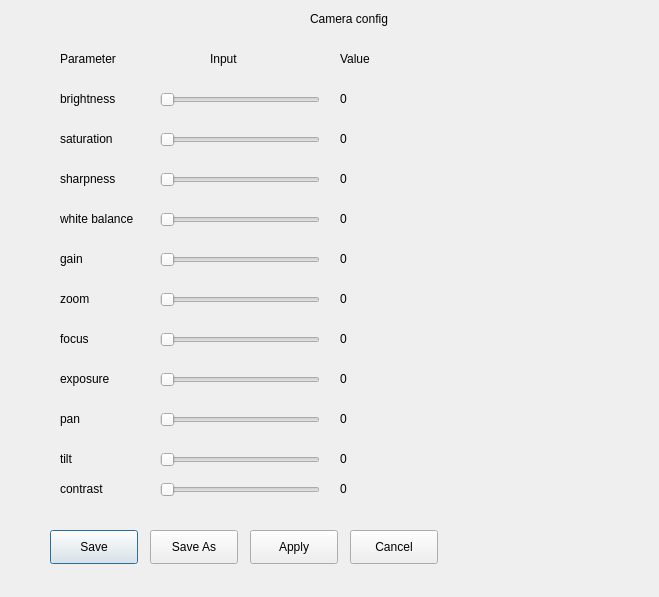
This is config.ui in PengPengPoka/Project-INSTEAD as Qt 5 draws it before an edit. The edited form follows.
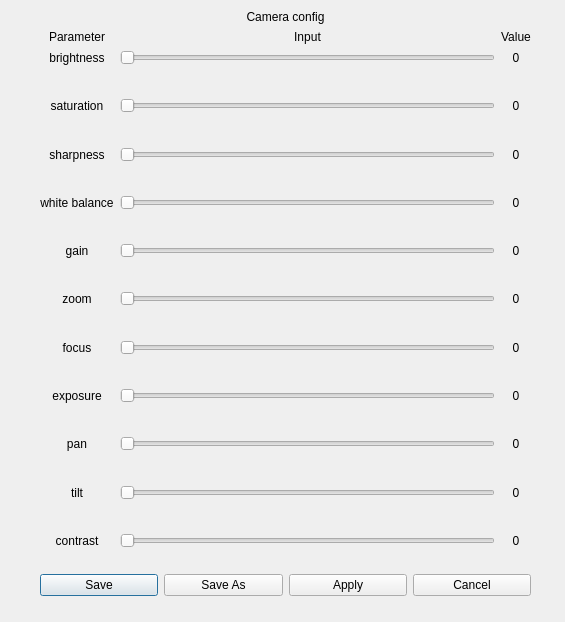
This is the edited form.

Diff of the .ui file:
```diff
--- a/config.ui
+++ b/config.ui
@@ -6,545 +6,540 @@
    <rect>
     <x>0</x>
     <y>0</y>
-    <width>659</width>
-    <height>597</height>
+    <width>565</width>
+    <height>622</height>
    </rect>
   </property>
   <property name="windowTitle">
    <string>Dialog</string>
   </property>
-  <widget class="QLabel" name="label">
+  <widget class="QWidget" name="">
    <property name="geometry">
     <rect>
-     <x>310</x>
+     <x>40</x>
      <y>10</y>
-     <width>221</width>
-     <height>18</height>
+     <width>491</width>
+     <height>586</height>
     </rect>
    </property>
+   <layout class="QVBoxLayout" name="verticalLayout">
+    <item>
+     <widget class="QLabel" name="label">
    <property name="text">
     <string>Camera config</string>
    </property>
-  </widget>
-  <widget class="QLabel" name="label_3">
-   <property name="geometry">
-    <rect>
-     <x>60</x>
-     <y>90</y>
-     <width>111</width>
-     <height>18</height>
-    </rect>
-   </property>
-   <property name="text">
-    <string>brightness</string>
-   </property>
-  </widget>
-  <widget class="QLabel" name="label_5">
-   <property name="geometry">
-    <rect>
-     <x>60</x>
-     <y>50</y>
-     <width>81</width>
-     <height>18</height>
-    </rect>
-   </property>
-   <property name="text">
-    <string>Parameter</string>
-   </property>
-  </widget>
-  <widget class="QLabel" name="label_7">
-   <property name="geometry">
-    <rect>
-     <x>60</x>
-     <y>130</y>
-     <width>111</width>
-     <height>18</height>
-    </rect>
-   </property>
-   <property name="text">
-    <string>saturation</string>
-   </property>
-  </widget>
+      <property name="alignment">
+       <set>Qt::AlignCenter</set>
+      </property>
+     </widget>
+    </item>
+    <item>
+     <layout class="QGridLayout" name="gridLayout_2">
+      <item row="0" column="1">
   <widget class="QLabel" name="label_8">
-   <property name="geometry">
-    <rect>
-     <x>210</x>
-     <y>50</y>
-     <width>81</width>
-     <height>18</height>
-    </rect>
-   </property>
    <property name="text">
     <string>Input</string>
    </property>
-  </widget>
-  <widget class="QLabel" name="label_9">
-   <property name="geometry">
-    <rect>
-     <x>340</x>
-     <y>50</y>
-     <width>81</width>
-     <height>18</height>
-    </rect>
-   </property>
-   <property name="text">
-    <string>Value</string>
-   </property>
-  </widget>
-  <widget class="QLabel" name="label_brightness">
-   <property name="geometry">
-    <rect>
-     <x>340</x>
-     <y>90</y>
-     <width>171</width>
-     <height>18</height>
-    </rect>
-   </property>
-   <property name="text">
-    <string>0</string>
-   </property>
-  </widget>
-  <widget class="QLabel" name="label_saturation">
-   <property name="geometry">
-    <rect>
-     <x>340</x>
-     <y>130</y>
-     <width>171</width>
-     <height>18</height>
-    </rect>
-   </property>
-   <property name="text">
-    <string>0</string>
-   </property>
-  </widget>
-  <widget class="QLabel" name="label_12">
-   <property name="geometry">
-    <rect>
-     <x>60</x>
-     <y>250</y>
-     <width>111</width>
-     <height>18</height>
-    </rect>
-   </property>
-   <property name="text">
-    <string>gain</string>
-   </property>
-  </widget>
+        <property name="alignment">
+         <set>Qt::AlignCenter</set>
+        </property>
+       </widget>
+      </item>
+      <item row="15" column="1">
+       <widget class="QSlider" name="slider_exposure">
+        <property name="orientation">
+         <enum>Qt::Horizontal</enum>
+        </property>
+       </widget>
+      </item>
+      <item row="1" column="1">
   <widget class="QSlider" name="slider_brightness">
-   <property name="geometry">
-    <rect>
-     <x>160</x>
-     <y>90</y>
-     <width>160</width>
-     <height>20</height>
-    </rect>
-   </property>
    <property name="orientation">
     <enum>Qt::Horizontal</enum>
    </property>
   </widget>
-  <widget class="QSlider" name="slider_saturation">
-   <property name="geometry">
-    <rect>
-     <x>160</x>
-     <y>130</y>
-     <width>160</width>
-     <height>20</height>
-    </rect>
-   </property>
-   <property name="orientation">
-    <enum>Qt::Horizontal</enum>
-   </property>
-  </widget>
-  <widget class="QLabel" name="label_sharpness">
-   <property name="geometry">
-    <rect>
-     <x>340</x>
-     <y>170</y>
-     <width>171</width>
-     <height>18</height>
-    </rect>
-   </property>
+      </item>
+      <item row="9" column="2">
+       <widget class="QLabel" name="label_gain">
    <property name="text">
     <string>0</string>
    </property>
-  </widget>
-  <widget class="QLabel" name="label_17">
-   <property name="geometry">
-    <rect>
-     <x>60</x>
-     <y>170</y>
-     <width>111</width>
-     <height>18</height>
-    </rect>
-   </property>
-   <property name="text">
-    <string>sharpness</string>
-   </property>
-  </widget>
-  <widget class="QSlider" name="slider_sharpness">
-   <property name="geometry">
-    <rect>
-     <x>160</x>
-     <y>170</y>
-     <width>160</width>
-     <height>20</height>
-    </rect>
-   </property>
-   <property name="orientation">
-    <enum>Qt::Horizontal</enum>
-   </property>
-  </widget>
+        <property name="alignment">
+         <set>Qt::AlignCenter</set>
+        </property>
+       </widget>
+      </item>
+      <item row="7" column="2">
   <widget class="QLabel" name="label_whitebalance">
-   <property name="geometry">
-    <rect>
-     <x>340</x>
-     <y>210</y>
-     <width>181</width>
-     <height>18</height>
-    </rect>
-   </property>
    <property name="text">
     <string>0</string>
    </property>
-  </widget>
-  <widget class="QLabel" name="label_20">
-   <property name="geometry">
-    <rect>
-     <x>60</x>
-     <y>210</y>
-     <width>111</width>
-     <height>18</height>
-    </rect>
-   </property>
-   <property name="text">
-    <string>white balance</string>
-   </property>
-  </widget>
-  <widget class="QSlider" name="slider_whitebalance">
-   <property name="geometry">
-    <rect>
-     <x>160</x>
-     <y>210</y>
-     <width>160</width>
-     <height>20</height>
-    </rect>
-   </property>
+        <property name="alignment">
+         <set>Qt::AlignCenter</set>
+        </property>
+       </widget>
+      </item>
+      <item row="21" column="1">
+       <widget class="QSlider" name="slider_contrast">
    <property name="orientation">
     <enum>Qt::Horizontal</enum>
    </property>
   </widget>
-  <widget class="QPushButton" name="saveButton">
-   <property name="geometry">
-    <rect>
-     <x>50</x>
-     <y>530</y>
-     <width>88</width>
-     <height>34</height>
-    </rect>
-   </property>
-   <property name="text">
-    <string>Save</string>
-   </property>
-  </widget>
-  <widget class="QPushButton" name="applyButton">
-   <property name="geometry">
-    <rect>
-     <x>250</x>
-     <y>530</y>
-     <width>88</width>
-     <height>34</height>
-    </rect>
-   </property>
-   <property name="text">
-    <string>Apply</string>
-   </property>
-  </widget>
-  <widget class="QPushButton" name="cancelButton">
-   <property name="geometry">
-    <rect>
-     <x>350</x>
-     <y>530</y>
-     <width>88</width>
-     <height>34</height>
-    </rect>
-   </property>
-   <property name="text">
-    <string>Cancel</string>
-   </property>
-  </widget>
+      </item>
+      <item row="19" column="0">
   <widget class="QLabel" name="label_13">
-   <property name="geometry">
-    <rect>
-     <x>60</x>
-     <y>450</y>
-     <width>111</width>
-     <height>18</height>
-    </rect>
-   </property>
    <property name="text">
     <string>tilt</string>
    </property>
-  </widget>
-  <widget class="QLabel" name="label_16">
-   <property name="geometry">
-    <rect>
-     <x>60</x>
-     <y>330</y>
-     <width>111</width>
-     <height>18</height>
-    </rect>
-   </property>
-   <property name="text">
-    <string>focus</string>
-   </property>
-  </widget>
+        <property name="alignment">
+         <set>Qt::AlignCenter</set>
+        </property>
+       </widget>
+      </item>
+      <item row="3" column="1">
+       <widget class="QSlider" name="slider_saturation">
+        <property name="orientation">
+         <enum>Qt::Horizontal</enum>
+        </property>
+       </widget>
+      </item>
+      <item row="17" column="0">
   <widget class="QLabel" name="label_21">
-   <property name="geometry">
-    <rect>
-     <x>60</x>
-     <y>410</y>
-     <width>111</width>
-     <height>18</height>
-    </rect>
-   </property>
    <property name="text">
     <string>pan</string>
    </property>
-  </widget>
-  <widget class="QLabel" name="label_19">
-   <property name="geometry">
-    <rect>
-     <x>60</x>
-     <y>370</y>
-     <width>111</width>
-     <height>18</height>
-    </rect>
-   </property>
+        <property name="alignment">
+         <set>Qt::AlignCenter</set>
+        </property>
+       </widget>
+      </item>
+      <item row="12" column="0">
+       <spacer name="verticalSpacer_5">
+        <property name="orientation">
+         <enum>Qt::Vertical</enum>
+        </property>
+        <property name="sizeHint" stdset="0">
+         <size>
+          <width>64</width>
+          <height>13</height>
+         </size>
+        </property>
+       </spacer>
+      </item>
+      <item row="0" column="0">
+       <widget class="QLabel" name="label_5">
    <property name="text">
-    <string>exposure</string>
-   </property>
-  </widget>
+         <string>Parameter</string>
+        </property>
+        <property name="alignment">
+         <set>Qt::AlignCenter</set>
+        </property>
+       </widget>
+      </item>
+      <item row="11" column="0">
   <widget class="QLabel" name="label_4">
-   <property name="geometry">
-    <rect>
-     <x>60</x>
-     <y>290</y>
-     <width>111</width>
-     <height>18</height>
-    </rect>
-   </property>
    <property name="text">
     <string>zoom</string>
    </property>
-  </widget>
-  <widget class="QSlider" name="slider_exposure">
-   <property name="geometry">
-    <rect>
-     <x>160</x>
-     <y>370</y>
-     <width>160</width>
-     <height>20</height>
-    </rect>
-   </property>
+        <property name="alignment">
+         <set>Qt::AlignCenter</set>
+        </property>
+       </widget>
+      </item>
+      <item row="14" column="0">
+       <spacer name="verticalSpacer_4">
+        <property name="orientation">
+         <enum>Qt::Vertical</enum>
+        </property>
+        <property name="sizeHint" stdset="0">
+         <size>
+          <width>64</width>
+          <height>13</height>
+         </size>
+        </property>
+       </spacer>
+      </item>
+      <item row="5" column="1">
+       <widget class="QSlider" name="slider_sharpness">
    <property name="orientation">
     <enum>Qt::Horizontal</enum>
    </property>
   </widget>
-  <widget class="QSlider" name="slider_gain">
-   <property name="geometry">
-    <rect>
-     <x>160</x>
-     <y>250</y>
-     <width>160</width>
-     <height>20</height>
-    </rect>
-   </property>
+      </item>
+      <item row="3" column="2">
+       <widget class="QLabel" name="label_saturation">
+        <property name="text">
+         <string>0</string>
+        </property>
+        <property name="alignment">
+         <set>Qt::AlignCenter</set>
+        </property>
+       </widget>
+      </item>
+      <item row="4" column="0">
+       <spacer name="verticalSpacer_9">
    <property name="orientation">
+         <enum>Qt::Vertical</enum>
+        </property>
+        <property name="sizeHint" stdset="0">
+         <size>
+          <width>64</width>
+          <height>13</height>
+         </size>
+        </property>
+       </spacer>
+      </item>
+      <item row="17" column="1">
+       <widget class="QSlider" name="slider_pan">
+        <property name="orientation">
     <enum>Qt::Horizontal</enum>
    </property>
   </widget>
+      </item>
+      <item row="16" column="0">
+       <spacer name="verticalSpacer_3">
+        <property name="orientation">
+         <enum>Qt::Vertical</enum>
+        </property>
+        <property name="sizeHint" stdset="0">
+         <size>
+          <width>64</width>
+          <height>13</height>
+         </size>
+        </property>
+       </spacer>
+      </item>
+      <item row="7" column="0">
+       <widget class="QLabel" name="label_20">
+        <property name="text">
+         <string>white balance</string>
+        </property>
+        <property name="alignment">
+         <set>Qt::AlignCenter</set>
+        </property>
+       </widget>
+      </item>
+      <item row="5" column="0">
+       <widget class="QLabel" name="label_17">
+        <property name="text">
+         <string>sharpness</string>
+        </property>
+        <property name="alignment">
+         <set>Qt::AlignCenter</set>
+        </property>
+       </widget>
+      </item>
+      <item row="2" column="0">
+       <spacer name="verticalSpacer_10">
+        <property name="orientation">
+         <enum>Qt::Vertical</enum>
+        </property>
+        <property name="sizeHint" stdset="0">
+         <size>
+          <width>64</width>
+          <height>13</height>
+         </size>
+        </property>
+       </spacer>
+      </item>
+      <item row="15" column="0">
+       <widget class="QLabel" name="label_19">
+        <property name="text">
+         <string>exposure</string>
+        </property>
+        <property name="alignment">
+         <set>Qt::AlignCenter</set>
+        </property>
+       </widget>
+      </item>
+      <item row="19" column="2">
+       <widget class="QLabel" name="label_tilt">
+        <property name="text">
+         <string>0</string>
+        </property>
+        <property name="alignment">
+         <set>Qt::AlignCenter</set>
+        </property>
+       </widget>
+      </item>
+      <item row="6" column="0">
+       <spacer name="verticalSpacer_8">
+        <property name="orientation">
+         <enum>Qt::Vertical</enum>
+        </property>
+        <property name="sizeHint" stdset="0">
+         <size>
+          <width>64</width>
+          <height>13</height>
+         </size>
+        </property>
+       </spacer>
+      </item>
+      <item row="13" column="1">
   <widget class="QSlider" name="slider_focus">
-   <property name="geometry">
-    <rect>
-     <x>160</x>
-     <y>330</y>
-     <width>160</width>
-     <height>20</height>
-    </rect>
-   </property>
+        <property name="orientation">
+         <enum>Qt::Horizontal</enum>
+        </property>
+       </widget>
+      </item>
+      <item row="7" column="1">
+       <widget class="QSlider" name="slider_whitebalance">
    <property name="orientation">
     <enum>Qt::Horizontal</enum>
    </property>
   </widget>
+      </item>
+      <item row="11" column="1">
   <widget class="QSlider" name="slider_zoom">
-   <property name="geometry">
-    <rect>
-     <x>160</x>
-     <y>290</y>
-     <width>160</width>
-     <height>20</height>
-    </rect>
-   </property>
    <property name="orientation">
     <enum>Qt::Horizontal</enum>
    </property>
   </widget>
-  <widget class="QSlider" name="slider_pan">
-   <property name="geometry">
-    <rect>
-     <x>160</x>
-     <y>410</y>
-     <width>160</width>
-     <height>20</height>
-    </rect>
-   </property>
+      </item>
+      <item row="8" column="0">
+       <spacer name="verticalSpacer_7">
    <property name="orientation">
-    <enum>Qt::Horizontal</enum>
-   </property>
-  </widget>
-  <widget class="QSlider" name="slider_tilt">
-   <property name="geometry">
-    <rect>
-     <x>160</x>
-     <y>450</y>
-     <width>160</width>
-     <height>20</height>
-    </rect>
-   </property>
-   <property name="orientation">
-    <enum>Qt::Horizontal</enum>
-   </property>
-  </widget>
-  <widget class="QLabel" name="label_exposure">
-   <property name="geometry">
-    <rect>
-     <x>340</x>
-     <y>370</y>
-     <width>181</width>
-     <height>18</height>
-    </rect>
-   </property>
+         <enum>Qt::Vertical</enum>
+        </property>
+        <property name="sizeHint" stdset="0">
+         <size>
+          <width>64</width>
+          <height>13</height>
+         </size>
+        </property>
+       </spacer>
+      </item>
+      <item row="21" column="0">
+       <widget class="QLabel" name="label_14">
    <property name="text">
-    <string>0</string>
-   </property>
-  </widget>
-  <widget class="QLabel" name="label_focus">
-   <property name="geometry">
-    <rect>
-     <x>340</x>
-     <y>330</y>
-     <width>191</width>
-     <height>18</height>
-    </rect>
-   </property>
+         <string>contrast</string>
+        </property>
+        <property name="alignment">
+         <set>Qt::AlignCenter</set>
+        </property>
+       </widget>
+      </item>
+      <item row="1" column="2">
+       <widget class="QLabel" name="label_brightness">
    <property name="text">
     <string>0</string>
    </property>
-  </widget>
-  <widget class="QLabel" name="label_gain">
-   <property name="geometry">
-    <rect>
-     <x>340</x>
-     <y>250</y>
-     <width>181</width>
-     <height>18</height>
-    </rect>
-   </property>
-   <property name="text">
-    <string>0</string>
-   </property>
-  </widget>
+        <property name="alignment">
+         <set>Qt::AlignCenter</set>
+        </property>
+       </widget>
+      </item>
+      <item row="20" column="0">
+       <spacer name="verticalSpacer">
+        <property name="orientation">
+         <enum>Qt::Vertical</enum>
+        </property>
+        <property name="sizeHint" stdset="0">
+         <size>
+          <width>64</width>
+          <height>13</height>
+         </size>
+        </property>
+       </spacer>
+      </item>
+      <item row="11" column="2">
   <widget class="QLabel" name="label_zoom">
-   <property name="geometry">
-    <rect>
-     <x>340</x>
-     <y>290</y>
-     <width>181</width>
-     <height>18</height>
-    </rect>
-   </property>
    <property name="text">
     <string>0</string>
    </property>
-  </widget>
+        <property name="alignment">
+         <set>Qt::AlignCenter</set>
+        </property>
+       </widget>
+      </item>
+      <item row="17" column="2">
   <widget class="QLabel" name="label_pan">
-   <property name="geometry">
-    <rect>
-     <x>340</x>
-     <y>410</y>
-     <width>181</width>
-     <height>18</height>
-    </rect>
-   </property>
+        <property name="text">
+         <string>0</string>
+        </property>
+        <property name="alignment">
+         <set>Qt::AlignCenter</set>
+        </property>
+       </widget>
+      </item>
+      <item row="3" column="0">
+       <widget class="QLabel" name="label_7">
    <property name="text">
+         <string>saturation</string>
+        </property>
+        <property name="alignment">
+         <set>Qt::AlignCenter</set>
+        </property>
+       </widget>
+      </item>
+      <item row="1" column="0">
+       <widget class="QLabel" name="label_3">
+        <property name="text">
+         <string>brightness</string>
+        </property>
+        <property name="alignment">
+         <set>Qt::AlignCenter</set>
+        </property>
+       </widget>
+      </item>
+      <item row="13" column="2">
+       <widget class="QLabel" name="label_focus">
+        <property name="text">
     <string>0</string>
    </property>
-  </widget>
-  <widget class="QLabel" name="label_tilt">
-   <property name="geometry">
-    <rect>
-     <x>340</x>
-     <y>450</y>
-     <width>211</width>
-     <height>18</height>
-    </rect>
-   </property>
+        <property name="alignment">
+         <set>Qt::AlignCenter</set>
+        </property>
+       </widget>
+      </item>
+      <item row="21" column="2">
+       <widget class="QLabel" name="label_contrast">
+        <property name="text">
+         <string>0</string>
+        </property>
+        <property name="alignment">
+         <set>Qt::AlignCenter</set>
+        </property>
+       </widget>
+      </item>
+      <item row="13" column="0">
+       <widget class="QLabel" name="label_16">
    <property name="text">
+         <string>focus</string>
+        </property>
+        <property name="alignment">
+         <set>Qt::AlignCenter</set>
+        </property>
+       </widget>
+      </item>
+      <item row="5" column="2">
+       <widget class="QLabel" name="label_sharpness">
+        <property name="text">
     <string>0</string>
    </property>
-  </widget>
+        <property name="alignment">
+         <set>Qt::AlignCenter</set>
+        </property>
+       </widget>
+      </item>
+      <item row="9" column="1">
+       <widget class="QSlider" name="slider_gain">
+        <property name="orientation">
+         <enum>Qt::Horizontal</enum>
+        </property>
+       </widget>
+      </item>
+      <item row="10" column="0">
+       <spacer name="verticalSpacer_6">
+        <property name="orientation">
+         <enum>Qt::Vertical</enum>
+        </property>
+        <property name="sizeHint" stdset="0">
+         <size>
+          <width>64</width>
+          <height>13</height>
+         </size>
+        </property>
+       </spacer>
+      </item>
+      <item row="0" column="2">
+       <widget class="QLabel" name="label_9">
+        <property name="text">
+         <string>Value</string>
+        </property>
+        <property name="alignment">
+         <set>Qt::AlignCenter</set>
+        </property>
+       </widget>
+      </item>
+      <item row="18" column="0">
+       <spacer name="verticalSpacer_2">
+        <property name="orientation">
+         <enum>Qt::Vertical</enum>
+        </property>
+        <property name="sizeHint" stdset="0">
+         <size>
+          <width>64</width>
+          <height>13</height>
+         </size>
+        </property>
+       </spacer>
+      </item>
+      <item row="15" column="2">
+       <widget class="QLabel" name="label_exposure">
+        <property name="text">
+         <string>0</string>
+        </property>
+        <property name="alignment">
+         <set>Qt::AlignCenter</set>
+        </property>
+       </widget>
+      </item>
+      <item row="9" column="0">
+       <widget class="QLabel" name="label_12">
+        <property name="text">
+         <string>gain</string>
+        </property>
+        <property name="alignment">
+         <set>Qt::AlignCenter</set>
+        </property>
+       </widget>
+      </item>
+      <item row="19" column="1">
+       <widget class="QSlider" name="slider_tilt">
+        <property name="orientation">
+         <enum>Qt::Horizontal</enum>
+        </property>
+       </widget>
+      </item>
+     </layout>
+    </item>
+    <item>
+     <spacer name="horizontalSpacer_2">
+      <property name="orientation">
+       <enum>Qt::Horizontal</enum>
+      </property>
+      <property name="sizeHint" stdset="0">
+       <size>
+        <width>40</width>
+        <height>20</height>
+       </size>
+      </property>
+     </spacer>
+    </item>
+    <item>
+     <layout class="QHBoxLayout" name="horizontalLayout">
+      <item>
+       <widget class="QPushButton" name="saveButton">
+        <property name="text">
+         <string>Save</string>
+        </property>
+       </widget>
+      </item>
+      <item>
   <widget class="QPushButton" name="saveasButton">
-   <property name="geometry">
-    <rect>
-     <x>150</x>
-     <y>530</y>
-     <width>88</width>
-     <height>34</height>
-    </rect>
-   </property>
    <property name="text">
     <string>Save As</string>
    </property>
   </widget>
-  <widget class="QSlider" name="slider_contrast">
-   <property name="geometry">
-    <rect>
-     <x>160</x>
-     <y>480</y>
-     <width>160</width>
-     <height>20</height>
-    </rect>
-   </property>
-   <property name="orientation">
-    <enum>Qt::Horizontal</enum>
-   </property>
-  </widget>
-  <widget class="QLabel" name="label_contrast">
-   <property name="geometry">
-    <rect>
-     <x>340</x>
-     <y>480</y>
-     <width>201</width>
-     <height>18</height>
-    </rect>
-   </property>
+      </item>
+      <item>
+       <widget class="QPushButton" name="applyButton">
    <property name="text">
-    <string>0</string>
-   </property>
-  </widget>
-  <widget class="QLabel" name="label_14">
-   <property name="geometry">
-    <rect>
-     <x>60</x>
-     <y>480</y>
-     <width>111</width>
-     <height>18</height>
-    </rect>
-   </property>
+         <string>Apply</string>
+        </property>
+       </widget>
+      </item>
+      <item>
+       <widget class="QPushButton" name="cancelButton">
    <property name="text">
-    <string>contrast</string>
-   </property>
+         <string>Cancel</string>
+        </property>
+       </widget>
+      </item>
+     </layout>
+    </item>
+   </layout>
   </widget>
  </widget>
  <resources/>
```
Left out of the diff: 2 changed lines with no effect on the pictures. Lines whose indentation alone changed are shown as unchanged.
